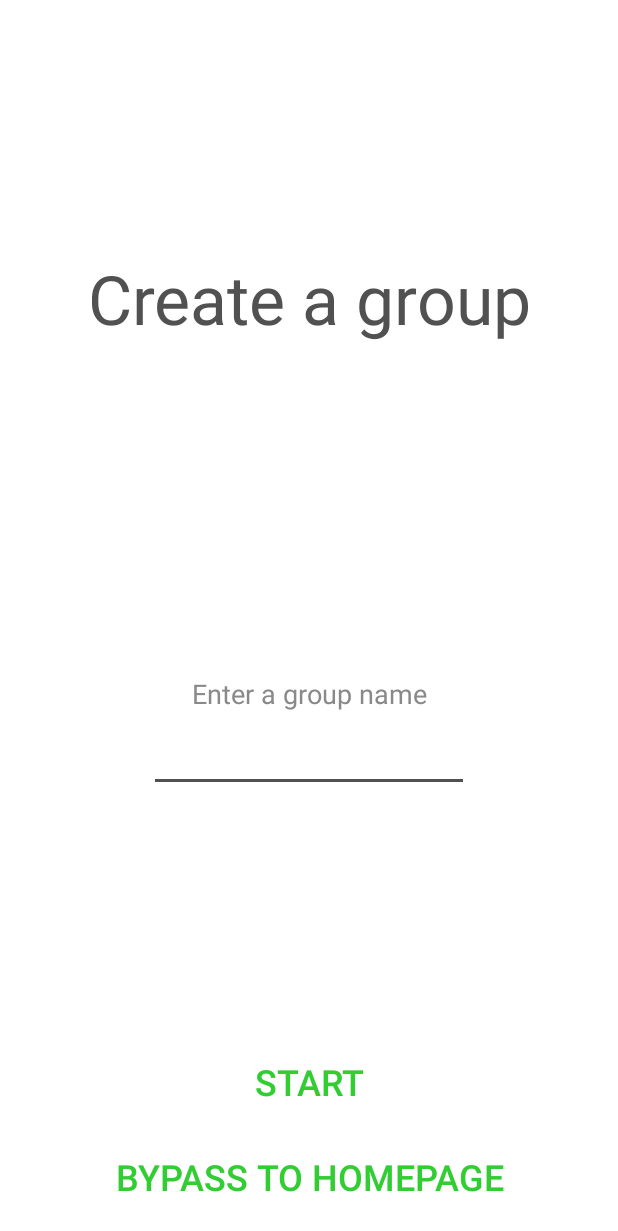
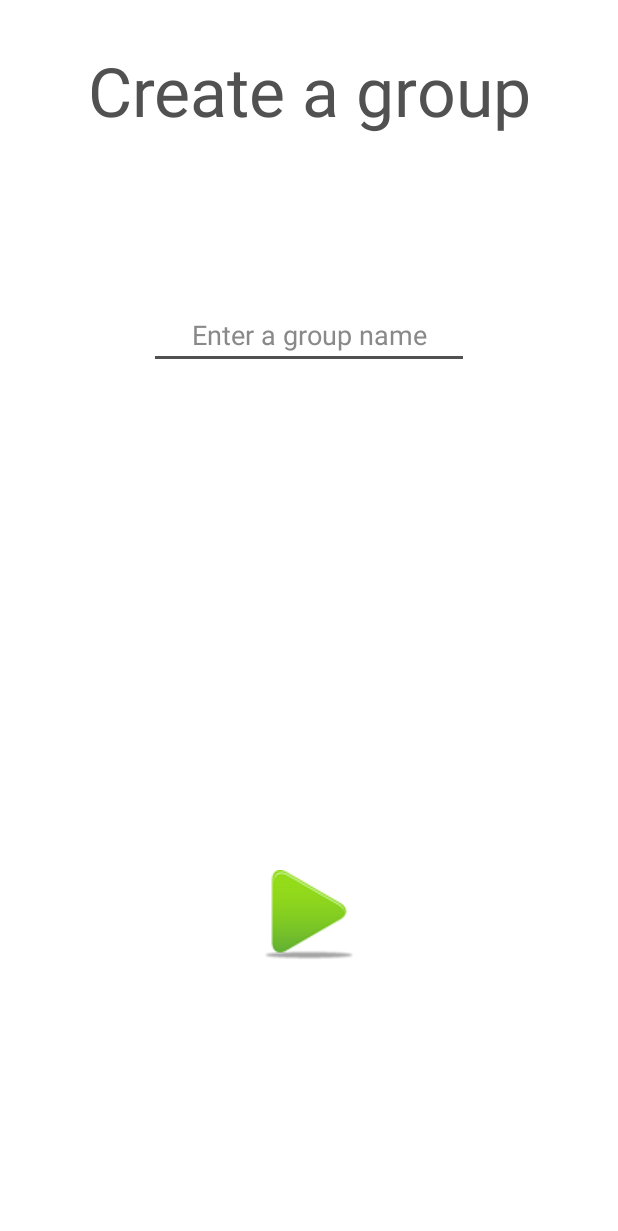
Before and after one commit to myoutspace/Project, an Android app: the layout activity_create_group.xml on its own in the app's theme, with its tools: preview values and no code run, on a phone screen of 412 x 824 dp. Shown: the top 1231 px of the screen. Run offline under Robolectric (Android 15) with nearby library versions, the phone set to English and light mode, and no system bars.

Commit message:
CreateGroup Improvement, checks if groupname has a minimum of 4 letters, main activity checks if there is no group and brings you to create group, start buttin changed

```diff
--- a/TaskManager/app/src/main/java/main/taskmanager/Display/CreateGroup.java
+++ b/TaskManager/app/src/main/java/main/taskmanager/Display/CreateGroup.java
@@ -7,6 +7,7 @@ import android.support.v7.app.AppCompatActivity;
 import android.os.Bundle;
 import android.view.View;
 import android.widget.EditText;
+import android.widget.Toast;
 
 import java.util.ArrayList;
 
@@ -44,6 +45,11 @@ public class CreateGroup extends AppCompatActivity {
         }
 
         if(check == false){
+            if(groupName.length() < 4){
+                Toast.makeText(getApplicationContext(), "Enter a group name with minimum 4 letters",
+                        Toast.LENGTH_SHORT).show();
+            }
+            else{
                 createAlert = new AlertDialog.Builder(this).create();
                 createAlert.setTitle("Group name is " + groupName);
                 createAlert.setMessage("Is that correct?");
@@ -68,10 +74,5 @@ public class CreateGroup extends AppCompatActivity {
                 createAlert.show();
             }
         }
-
-    public void onGoToHome(View view){
-        final Intent intent = new Intent(this, HomePage.class);
-        database.setActiveGroup(((EditText) findViewById(R.id.edtTxtGrpName)).getText().toString());
-        startActivity(intent);
     }
 }
--- a/TaskManager/app/src/main/java/main/taskmanager/Display/MainActivity.java
+++ b/TaskManager/app/src/main/java/main/taskmanager/Display/MainActivity.java
@@ -26,10 +26,14 @@ public class MainActivity extends AppCompatActivity {
         new Handler().postDelayed(new Runnable() {
             @Override
             public void run() {
-                if(database.getActiveGroup() == null)
-                    startActivity(new Intent(MainActivity.this, GroupSelection.class));
-                else
-                    startActivity(new Intent(MainActivity.this, HomePage.class));
+                if(groups.isEmpty())
+                    startActivity(new Intent(MainActivity.this, CreateGroup.class));
+                else{
+                    if(database.getActiveGroup() == null)
+                        startActivity(new Intent(MainActivity.this, GroupSelection.class));
+                    else
+                        startActivity(new Intent(MainActivity.this, HomePage.class));
+                }
                 finish();
             }
         },SPLAH_TIME_OUT);
--- a/TaskManager/app/src/main/res/layout/activity_create_group.xml
+++ b/TaskManager/app/src/main/res/layout/activity_create_group.xml
@@ -16,19 +16,15 @@
         <LinearLayout
             android:layout_width="match_parent"
             android:layout_height="match_parent"
-            android:gravity="center_vertical|center_horizontal"
+            android:gravity="center_horizontal"
             android:orientation="vertical">
-
-            <Space
-                android:layout_width="match_parent"
-                android:layout_height="wrap_content"
-                android:layout_weight="2" />
 
             <TextView
                 android:id="@+id/txtViewCreateGroup"
                 android:layout_width="match_parent"
                 android:layout_height="wrap_content"
-                android:layout_weight="2"
+                android:layout_marginBottom="60sp"
+                android:layout_marginTop="30sp"
                 android:text="@string/text_view_create_group"
                 android:textAlignment="center"
                 android:textColor="#515151"
@@ -38,12 +34,14 @@
                 android:id="@+id/edtTxtGrpName"
                 android:layout_width="wrap_content"
                 android:layout_height="wrap_content"
-                android:layout_weight="1"
+                android:layout_marginBottom="60sp"
+                android:layout_marginTop="30sp"
                 android:backgroundTint="#515151"
                 android:ems="10"
+                android:gravity="center_vertical|center_horizontal"
                 android:hint="Enter a group name"
                 android:inputType="textPersonName"
-                android:paddingTop="-1dp"
+                android:paddingTop="30sp"
                 android:shadowColor="#515151"
                 android:textAlignment="center"
                 android:textColor="#515151"
@@ -51,38 +49,18 @@
                 android:textColorHint="#898989"
                 android:textCursorDrawable="@null" />
 
-            <Space
-                android:layout_width="match_parent"
+            <ImageButton
+                android:id="@+id/imageButton2"
+                android:layout_width="wrap_content"
                 android:layout_height="wrap_content"
-                android:layout_weight="2" />
-
-            <Button
-                android:id="@+id/btnStart"
-                android:layout_width="200dp"
-                android:layout_height="wrap_content"
+                android:layout_gravity="bottom|center_horizontal"
+                android:layout_marginBottom="30sp"
+                android:layout_marginTop="60sp"
+                android:layout_weight="1"
                 android:background="@android:color/transparent"
                 android:onClick="onCreateGroup"
-                android:text="@string/button_start"
-                android:textColor="#32CD32"
-                android:textSize="24sp" />
-
-            <Space
-                android:layout_width="match_parent"
-                android:layout_height="15sp" />
-
-            <Button
-                android:id="@+id/button2"
-                android:layout_width="match_parent"
-                android:layout_height="wrap_content"
-                android:background="@android:color/transparent"
-                android:onClick="onGoToHome"
-                android:text="bypass to HomePage"
-                android:textColor="#32CD32"
-                android:textSize="24sp"/>
-
-            <Space
-                android:layout_width="match_parent"
-                android:layout_height="15sp" />
+                android:paddingTop="60sp"
+                app:srcCompat="@drawable/start_icon" />
 
         </LinearLayout>
 
```
Also changed, not shown: TaskManager/app/src/main/res/drawable/start_icon.png (added). Lines whose indentation alone changed are shown as unchanged.
